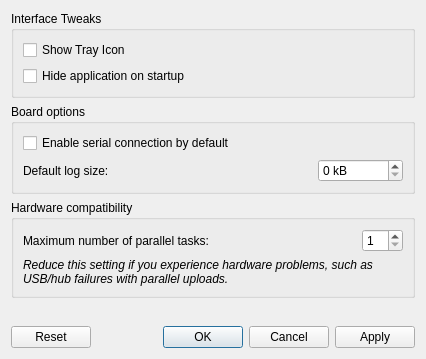
Before: the Qt Designer form src/tycommander/preferences_dialog.ui in Koromix/tytools, drawn with Qt 5.
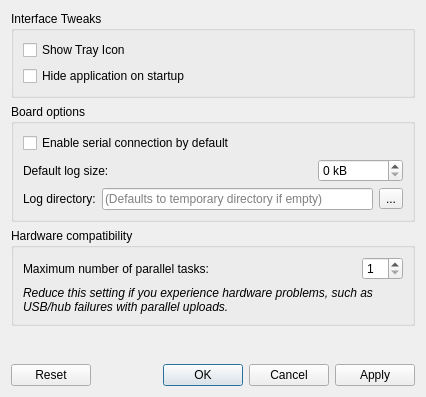
After: the same form once the commit is applied. Icons and pictures are not drawn.

Commit message:
Add option to configure board serial log directory
This should be useful with #14.

```diff
--- a/src/tycommander/preferences_dialog.ui
+++ b/src/tycommander/preferences_dialog.ui
@@ -7,7 +7,7 @@
     <x>0</x>
     <y>0</y>
     <width>426</width>
-    <height>359</height>
+    <height>397</height>
    </rect>
   </property>
   <property name="windowTitle">
@@ -94,6 +94,31 @@
         </item>
        </layout>
       </item>
+      <item>
+       <layout class="QHBoxLayout" name="horizontalLayout_3">
+        <item>
+         <widget class="QLabel" name="label_4">
+          <property name="text">
+           <string>Log directory:</string>
+          </property>
+         </widget>
+        </item>
+        <item>
+         <widget class="QLineEdit" name="serialLogDir">
+          <property name="placeholderText">
+           <string>(Defaults to temporary directory if empty)</string>
+          </property>
+         </widget>
+        </item>
+        <item>
+         <widget class="QToolButton" name="serialLogDirButton">
+          <property name="text">
+           <string>...</string>
+          </property>
+         </widget>
+        </item>
+       </layout>
+      </item>
      </layout>
     </widget>
    </item>
```
The commit also changes 6 other files.
